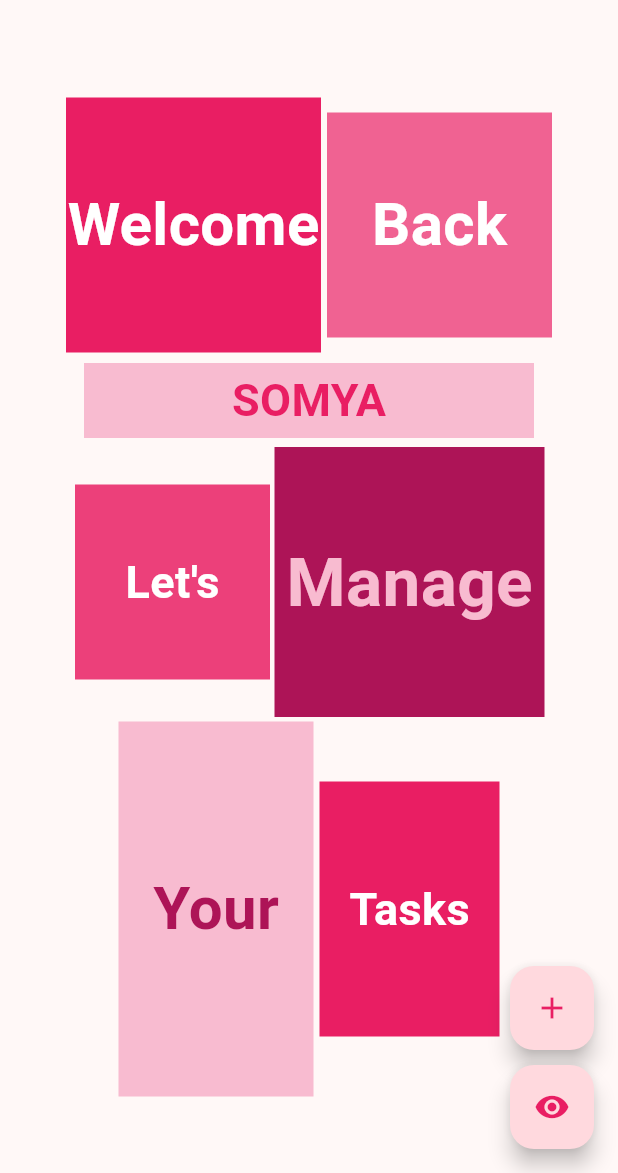
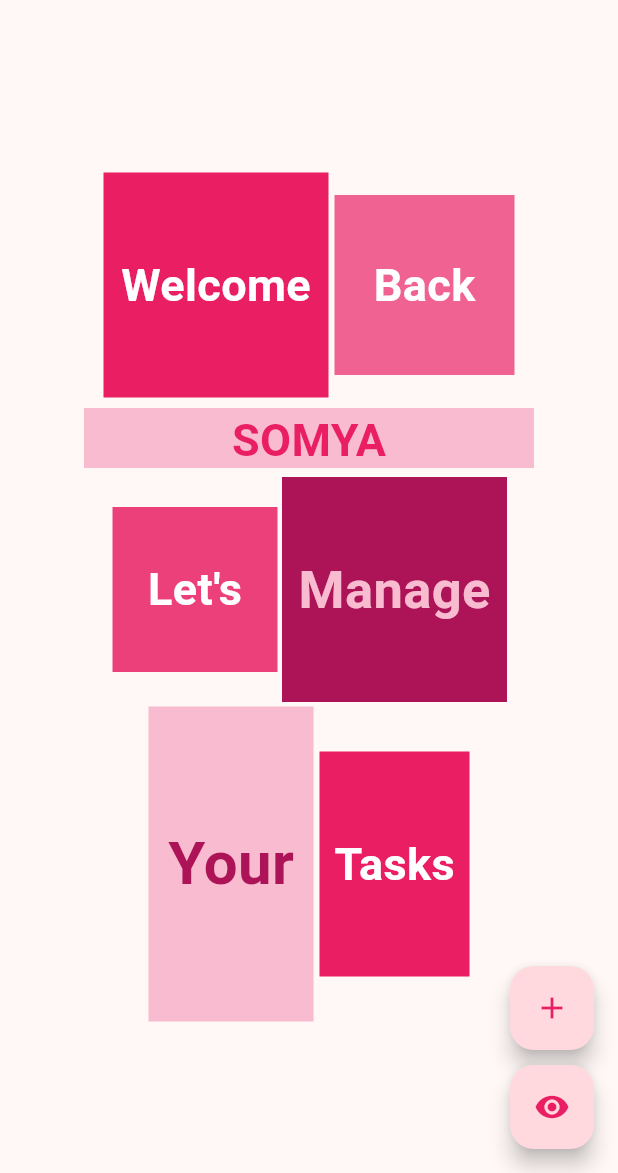
Before and after one commit to Somya-2003/DoDeck_Project, a Flutter app: the HomeScreen screen opened directly, on a phone screen of 412 x 824 dp, the part 63-1236 px from its top. Run offline on Flutter 3.47's test engine with Material 3 defaults, Android fonts, the phone set to English and light mode, and no system bars; our stand-ins replace shared_preferences, sqflite; accounts and stored records are empty.

Commit message:
Update changes

```diff
--- a/lib/home.dart
+++ b/lib/home.dart
@@ -124,14 +124,14 @@ class _HomeScreenState extends State<HomeScreen> with SingleTickerProviderStateM
                     duration: Duration(milliseconds: 500),
                     curve: Curves.easeInOut,
                     margin: EdgeInsets.all(2),
-                    width: _isExpanded ? 190 : 170,
-                    height: _isExpanded ? 190 : 170,
+                    width: _isExpanded ? 170 : 150,
+                    height: _isExpanded ? 170 : 150,
                     color: Colors.pink,
                     child: Center(
                       child: Text("Welcome",
                         textDirection: TextDirection.ltr,
                         style: TextStyle(
-                          fontSize: 40,
+                          fontSize: 30,
                           fontWeight: FontWeight.bold,
                           color: Colors.white,
                         ),
@@ -142,14 +142,14 @@ class _HomeScreenState extends State<HomeScreen> with SingleTickerProviderStateM
                     duration: Duration(milliseconds: 500),
                     curve: Curves.easeInOut,
                     margin: EdgeInsets.all(2),
-                    width: _isExpanded ? 160 : 150,
-                    height: _isExpanded ? 160 : 150,
+                    width: _isExpanded ? 135 : 120,
+                    height: _isExpanded ? 135 : 120,
                     color: Colors.pink[300],
                     child: Center(
                       child: Text("Back",
                         textDirection: TextDirection.ltr,
                         style: TextStyle(
-                          fontSize: 40,
+                          fontSize: 30,
                           fontWeight: FontWeight.bold,
                           color: Colors.white,
                         ),
@@ -165,7 +165,7 @@ class _HomeScreenState extends State<HomeScreen> with SingleTickerProviderStateM
                 curve: Curves.easeInOut,
                 margin: EdgeInsets.all(5),
                 width: _isExpanded ? 320 : 300,
-                height: 50,
+                height: 40,
                 color: Colors.pink[100],
                 child: Center(
                   child: Text(" SOMYA ",
@@ -186,8 +186,8 @@ class _HomeScreenState extends State<HomeScreen> with SingleTickerProviderStateM
                     duration: Duration(milliseconds: 500),
                     curve: Curves.easeInOut,
                     margin: EdgeInsets.all(2),
-                    width: _isExpanded ? 150 : 130,
-                    height: _isExpanded ? 150 : 130,
+                    width: _isExpanded ? 130 : 110,
+                    height: _isExpanded ? 130 : 110,
                     color: Colors.pink[400],
                     child: Center(
                       child: Text("Let's",
@@ -204,14 +204,14 @@ class _HomeScreenState extends State<HomeScreen> with SingleTickerProviderStateM
                     duration: Duration(milliseconds: 500),
                     curve: Curves.easeInOut,
                     margin: EdgeInsets.all(1),
-                    width: _isExpanded ? 200 : 180,
-                    height: _isExpanded ? 200 : 180,
+                    width: _isExpanded ? 170 : 150,
+                    height: _isExpanded ? 170 : 150,
                     color: Colors.pink[800],
                     child: Center(
                       child: Text("Manage",
                         textDirection: TextDirection.ltr,
                         style: TextStyle(
-                          fontSize: 45,
+                          fontSize: 35,
                           fontWeight: FontWeight.bold,
                           color: Colors.pink[100],
                         ),
@@ -228,8 +228,8 @@ class _HomeScreenState extends State<HomeScreen> with SingleTickerProviderStateM
                     duration: Duration(milliseconds: 500),
                     curve: Curves.easeInOut,
                     margin: EdgeInsets.all(2),
-                    width: _isExpanded ? 150 : 130,
-                    height: _isExpanded ? 270 : 250,
+                    width: _isExpanded ? 130 : 110,
+                    height: _isExpanded ? 230 : 210,
                     color: Colors.pink[100],
                     child: Center(
                       child: Text("Your",
@@ -246,8 +246,8 @@ class _HomeScreenState extends State<HomeScreen> with SingleTickerProviderStateM
                     duration: Duration(milliseconds: 500),
                     curve: Curves.easeInOut,
                     margin: EdgeInsets.all(2),
-                    width: _isExpanded ? 140 : 120,
-                    height: _isExpanded ? 190 : 170,
+                    width: _isExpanded ? 120 : 100,
+                    height: _isExpanded ? 170 : 150,
                     color: Colors.pink[500],
                     child: Center(
                       child: Text("Tasks",
--- a/lib/task_list.dart
+++ b/lib/task_list.dart
@@ -28,7 +28,7 @@ class _AddTaskScreenState extends State<AddTaskScreen>{
       body: Padding(padding: const EdgeInsets.all(16),
         child: Center(
           child: Column(
-            mainAxisAlignment: MainAxisAlignment.center,
+            mainAxisAlignment: MainAxisAlignment.start,
             children: [
               TextField(
                 controller: _titlecon,
@@ -43,7 +43,7 @@ class _AddTaskScreenState extends State<AddTaskScreen>{
               SizedBox(height: 20),
               TextField(
                 controller: _desccon,
-                maxLines: 10,
+                maxLines: 7,
                 decoration: InputDecoration(
                   icon: Icon(Icons.text_format),
                   iconColor: Colors.pink,
@@ -53,7 +53,11 @@ class _AddTaskScreenState extends State<AddTaskScreen>{
                   fillColor: Colors.pink[700],
                 ),
               ),
-
+              SizedBox(
+                height: 10,
+              ),
+              Row(
+                children: [
                   ElevatedButton(onPressed: () async{
                     if(_titlecon.text.isNotEmpty && _desccon.text.isNotEmpty){
                       await _insertTask(_titlecon.text, _desccon.text);
@@ -74,6 +78,10 @@ class _AddTaskScreenState extends State<AddTaskScreen>{
                         MaterialPageRoute(builder: (context) => TaskDetails(database: widget.database))
                     );
                   }, child: Text('Show Task')),
+
+                ],
+
+              )
             ],
           ),) ,),
       floatingActionButton: FloatingActionButton(
```
Lines whose indentation alone changed are shown as unchanged.
